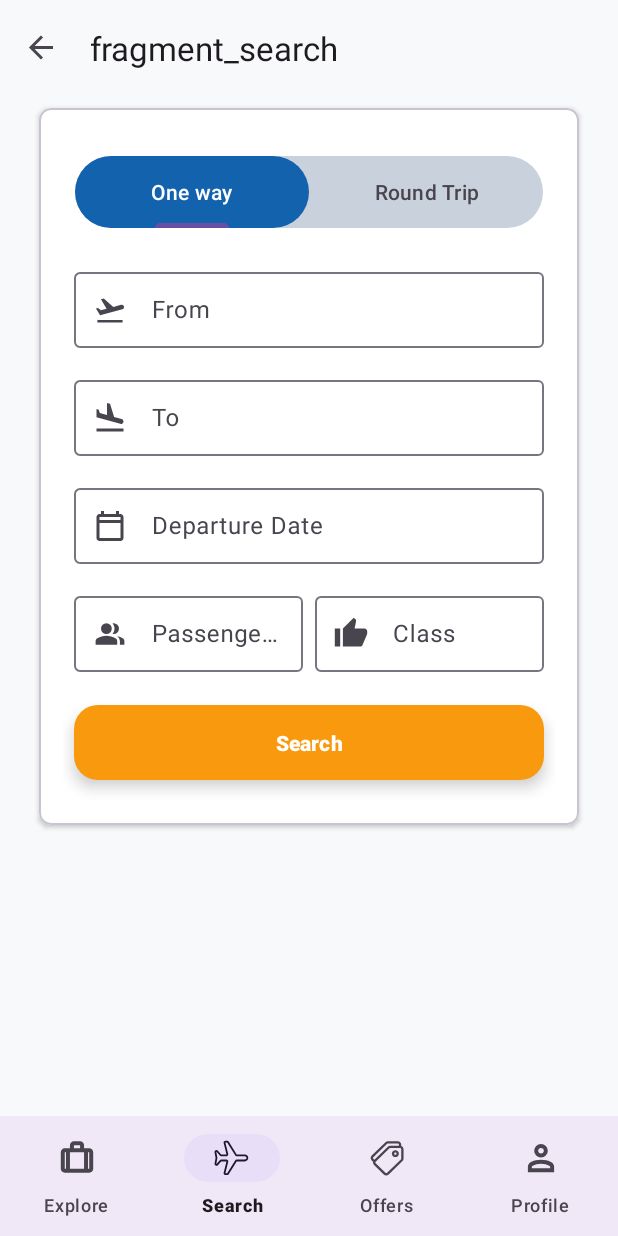
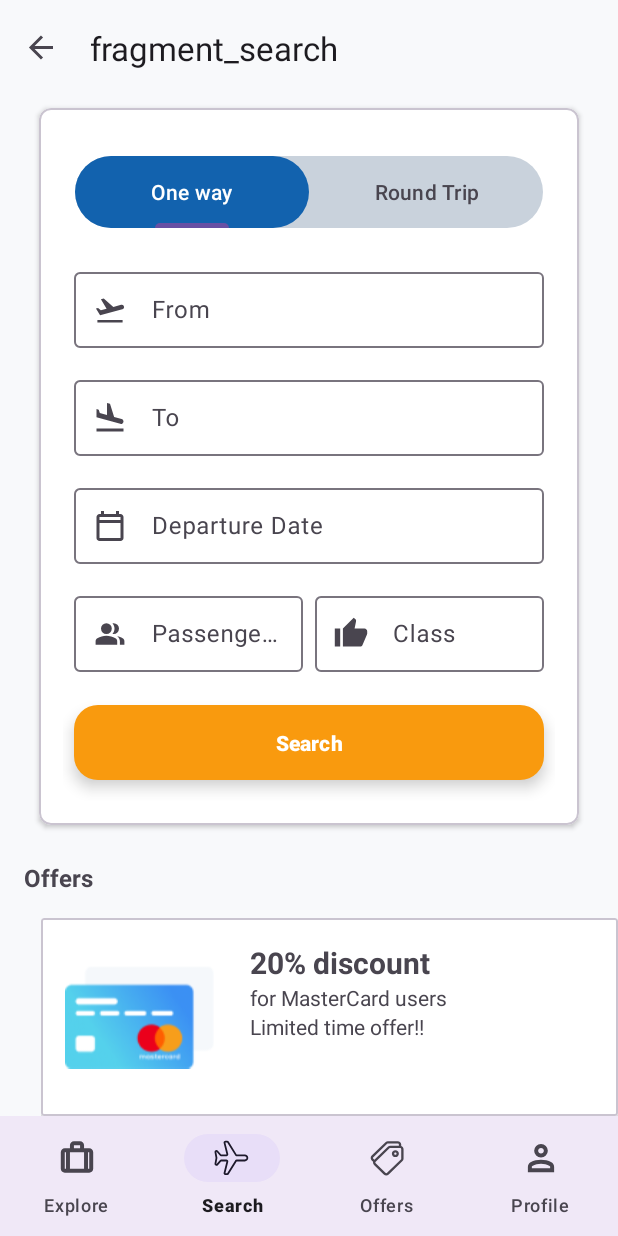
Before and after one commit to Ezequiellima10/TP3-Android-Parcial, an Android app: the screen it shows after launch (MainActivity), item 2 of the bottom bar chosen, on a phone screen of 412 x 824 dp. Run offline under Robolectric (Android 15) with nearby library versions, the phone set to English and light mode, and no system bars; our stand-ins replace navigation-ui; 1 statement that could not run was skipped.

Commit message:
Agregando recycler view offers

```diff
--- a/app/build.gradle.kts
+++ b/app/build.gradle.kts
@@ -51,6 +51,7 @@ dependencies {
     implementation(libs.androidx.fragment.ktx)
     implementation(libs.androidx.navigation.fragment.ktx)
     implementation(libs.androidx.navigation.ui.ktx)
+    implementation(libs.glide)
     testImplementation(libs.junit)
     androidTestImplementation(libs.androidx.junit)
     androidTestImplementation(libs.androidx.espresso.core)
--- a/app/src/main/java/com/example/appandoid/MainActivity.kt
+++ b/app/src/main/java/com/example/appandoid/MainActivity.kt
@@ -24,7 +24,7 @@ class MainActivity : AppCompatActivity() {
     private lateinit var navController: NavController
     private lateinit var binding: ActivityMainBinding
     private val fragmentsNavigation = setOf(
-        R.id.homeFragment,
+        R.id.homeFragment5,
         R.id.searchFragment,
         R.id.offersFragment,
         R.id.profileFragment
@@ -55,7 +55,7 @@ class MainActivity : AppCompatActivity() {
         navController.addOnDestinationChangedListener { _, destination: NavDestination, _ ->
 
             when (destination.id) {
-                R.id.homeFragment,
+                R.id.homeFragment5,
                 R.id.searchFragment,
                 R.id.offersFragment,
                 R.id.profileFragment
--- /dev/null
+++ b/app/src/main/java/com/example/appandoid/adapters/RecViewAdapterOffers.kt
@@ -0,0 +1,22 @@
+package com.example.appandoid.adapters
+
+import android.view.LayoutInflater
+import android.view.ViewGroup
+import androidx.recyclerview.widget.RecyclerView
+import com.example.appandoid.R
+import com.example.appandoid.holders.RecViewHolderOffers
+import com.example.appandoid.models.CardModel
+
+class RecViewAdapterOffers (private var cardList: List<CardModel>): RecyclerView.Adapter<RecViewHolderOffers>() {
+    override fun onCreateViewHolder(parent: ViewGroup, viewType: Int): RecViewHolderOffers {
+        val layoutInflater = LayoutInflater.from(parent.context)
+        return RecViewHolderOffers(layoutInflater.inflate(R.layout.item_cell, parent, false))
+    }
+
+    override fun getItemCount(): Int = cardList.size
+
+    override fun onBindViewHolder(holder: RecViewHolderOffers, position: Int) {
+        val item = cardList[position]
+        holder.render(item)
+    }
+}
--- a/app/src/main/java/com/example/appandoid/holders/Holder.kt
+++ /dev/null
@@ -1,4 +0,0 @@
-package com.example.appandoid.holders
-
-class Holder {
-}
--- /dev/null
+++ b/app/src/main/java/com/example/appandoid/holders/RecViewHolderOffers.kt
@@ -0,0 +1,23 @@
+package com.example.appandoid.holders
+
+import android.view.View
+import android.widget.ImageView
+import android.widget.TextView
+import androidx.recyclerview.widget.RecyclerView
+import com.bumptech.glide.Glide
+import com.example.appandoid.R
+import com.example.appandoid.models.CardModel
+
+class RecViewHolderOffers (view: View) : RecyclerView.ViewHolder(view) {
+    val img = view.findViewById<ImageView>(R.id.card_img)
+    val discount = view.findViewById<TextView>(R.id.discount)
+    val creditCardInfo = view.findViewById<TextView>(R.id.credit_card_info)
+    val offerEdition = view.findViewById<TextView>(R.id.offer_edition)
+
+    fun render(model: CardModel){
+        discount.text = model.discountText
+        creditCardInfo.text = model.cardInfoText
+        offerEdition.text = model.limitedOffer
+        Glide.with(img.context).load(model.imageResId).into(img)
+    }
+}
--- /dev/null
+++ b/app/src/main/java/com/example/appandoid/models/CardModel.kt
@@ -0,0 +1,8 @@
+package com.example.appandoid.models
+
+data class CardModel(
+    val imageResId: Int,
+    val discountText: String,
+    val cardInfoText : String,
+    val limitedOffer: String
+)
--- /dev/null
+++ b/app/src/main/java/com/example/appandoid/providers/CardProvider.kt
@@ -0,0 +1,23 @@
+package com.example.appandoid.providers
+
+import com.example.appandoid.R
+import com.example.appandoid.models.CardModel
+
+class CardProvider {
+    companion object{
+        val imagesList = listOf(
+            CardModel(
+                R.drawable.card2,
+                "20% discount",
+                "for MasterCard users",
+                "Limited time offer!!"
+            ),
+            CardModel(
+                R.drawable.card1,
+                "25% discount",
+                "with your Visa credit cards",
+                "Limited time offer!!"
+            )
+        )
+    }
+}
--- a/app/src/main/java/com/example/appandoid/ui/home/HomeFragment.kt
+++ b/app/src/main/java/com/example/appandoid/ui/home/HomeFragment.kt
@@ -35,7 +35,7 @@ class HomeFragment : Fragment() {
         savedInstanceState: Bundle?
     ): View? {
         // Inflate the layout for this fragment
-        return inflater.inflate(R.layout.fragment_home2, container, false)
+        return inflater.inflate(R.layout.home_fragment, container, false)
     }
 
     companion object {
--- a/app/src/main/java/com/example/appandoid/ui/search/SearchFragment.kt
+++ b/app/src/main/java/com/example/appandoid/ui/search/SearchFragment.kt
@@ -9,8 +9,11 @@ import android.view.ViewGroup
 import android.widget.Toast
 import androidx.appcompat.app.AlertDialog
 import androidx.navigation.fragment.findNavController
+import androidx.recyclerview.widget.LinearLayoutManager
 import com.example.appandoid.R
+import com.example.appandoid.adapters.RecViewAdapterOffers
 import com.example.appandoid.databinding.FragmentSearchBinding
+import com.example.appandoid.providers.CardProvider
 import com.google.android.material.textfield.TextInputLayout
 import java.time.LocalDate
 import java.time.format.DateTimeFormatter
@@ -31,6 +34,7 @@ class SearchFragment : Fragment() {
         savedInstanceState: Bundle?
     ): View? {
         _binding = FragmentSearchBinding.inflate(inflater, container, false)
+        initRecycleView()
         binding.searchBtn.setOnClickListener{
             if(validateForm()){
                 resetForm()
@@ -108,4 +112,10 @@ class SearchFragment : Fragment() {
             .show()
     }
 
+    private fun initRecycleView(){
+        val adapter = RecViewAdapterOffers(CardProvider.imagesList)
+        binding.offersRv.layoutManager = LinearLayoutManager(context, LinearLayoutManager.HORIZONTAL, false)
+        binding.offersRv.adapter = adapter
+    }
+
 }
--- a/app/src/main/res/layout/fragment_home.xml
+++ /dev/null
@@ -1,14 +0,0 @@
-<?xml version="1.0" encoding="utf-8"?>
-<FrameLayout xmlns:android="http://schemas.android.com/apk/res/android"
-    xmlns:tools="http://schemas.android.com/tools"
-    android:layout_width="match_parent"
-    android:layout_height="match_parent"
-    tools:context=".ui.HomeFragment">
-
-    <!-- TODO: Update blank fragment layout -->
-    <TextView
-        android:layout_width="match_parent"
-        android:layout_height="match_parent"
-        android:text="@string/hello_blank_fragment" />
-
-</FrameLayout>
--- a/app/src/main/res/layout/fragment_search.xml
+++ b/app/src/main/res/layout/fragment_search.xml
@@ -8,6 +8,10 @@
     android:background="@color/bkg_grey"
     android:orientation="vertical"
     tools:ignore="VisualLintBounds">
+
+    <androidx.core.widget.NestedScrollView
+        android:layout_width="match_parent"
+        android:layout_height="wrap_content">
 
         <com.google.android.material.card.MaterialCardView
             android:id="@+id/container"
@@ -153,6 +157,24 @@
 
         </com.google.android.material.card.MaterialCardView>
 
+    </androidx.core.widget.NestedScrollView>
+
+    <TextView
+        android:layout_width="match_parent"
+        android:layout_height="wrap_content"
+        android:layout_marginStart="16dp"
+        android:layout_marginBottom="8dp"
+        android:layout_marginTop="16dp"
+        android:text="@string/offers_txt"
+        android:textStyle="bold"
+        android:textSize="16sp"/>
+    <androidx.recyclerview.widget.RecyclerView
+        android:id="@+id/offers_rv"
+        android:layout_width="match_parent"
+        android:layout_height="wrap_content"
+        android:layout_marginTop="8dp"
+        android:layout_marginStart="27dp"
+        />
 
 
 </LinearLayout>
--- /dev/null
+++ b/app/src/main/res/layout/item_cell.xml
@@ -0,0 +1,50 @@
+<?xml version="1.0" encoding="utf-8"?>
+<com.google.android.material.card.MaterialCardView xmlns:android="http://schemas.android.com/apk/res/android"
+    android:layout_width="match_parent"
+    android:layout_height="wrap_content"
+    style="@style/CardView.Light">
+    <LinearLayout
+        android:layout_width="match_parent"
+        android:layout_height="wrap_content"
+        android:orientation="horizontal"
+        android:padding="16dp">
+
+        <ImageView
+            android:id="@+id/card_img"
+            android:layout_width="100dp"
+            android:layout_height="100dp"
+            />
+
+        <LinearLayout
+            android:layout_width="0dp"
+            android:layout_height="match_parent"
+            android:layout_weight="1"
+            android:orientation="vertical"
+            android:layout_marginStart="23dp">
+
+            <TextView
+                android:id="@+id/discount"
+                android:layout_width="wrap_content"
+                android:layout_height="wrap_content"
+                android:textSize="20sp"
+                android:textStyle="bold"
+                />
+
+            <TextView
+                android:id="@+id/credit_card_info"
+                android:layout_width="wrap_content"
+                android:layout_height="wrap_content"
+                />
+
+            <TextView
+                android:id="@+id/offer_edition"
+                android:layout_width="wrap_content"
+                android:layout_height="wrap_content"
+                />
+
+
+        </LinearLayout>
+    </LinearLayout>
+
+
+</com.google.android.material.card.MaterialCardView>
--- a/app/src/main/res/menu/bottom_nav_menu.xml
+++ b/app/src/main/res/menu/bottom_nav_menu.xml
@@ -1,7 +1,7 @@
 <?xml version="1.0" encoding="utf-8"?>
 <menu xmlns:android="http://schemas.android.com/apk/res/android">
     <item
-        android:id="@+id/homeFragment"
+        android:id="@+id/homeFragment5"
         android:icon="@drawable/ic_explore"
         android:title="@string/title_explore" />
 
--- a/app/src/main/res/navigation/nav_graph.xml
+++ b/app/src/main/res/navigation/nav_graph.xml
@@ -3,13 +3,8 @@
     xmlns:app="http://schemas.android.com/apk/res-auto"
     xmlns:tools="http://schemas.android.com/tools"
     android:id="@+id/nav_graph"
-    app:startDestination="@id/homeFragment">
+    app:startDestination="@id/homeFragment5">
 
-    <fragment
-        android:id="@+id/homeFragment"
-        android:name="com.example.appandoid.ui.home.HomeFragment"
-        android:label="fragment_home2"
-        tools:layout="@layout/fragment_home2" />
     <fragment
         android:id="@+id/offersFragment"
         android:name="com.example.appandoid.ui.offers.OffersFragment"
@@ -38,4 +33,9 @@
         android:name="com.example.appandoid.ui.results.ResultsFragment"
         android:label="fragment_results"
         tools:layout="@layout/fragment_results" />
+    <fragment
+        android:id="@+id/homeFragment5"
+        android:name="com.example.appandoid.ui.home.HomeFragment"
+        android:label="home_fragment"
+        tools:layout="@layout/home_fragment" />
 </navigation>
--- a/app/src/main/res/values/strings.xml
+++ b/app/src/main/res/values/strings.xml
@@ -15,4 +15,5 @@
     <string name="title_profile">Profile</string>
     <string name="close_app">Close App</string>
     <string name="copyright">Reserved Rights</string>
+    <string name="offers_txt">Offers</string>
 </resources>
--- a/gradle/libs.versions.toml
+++ b/gradle/libs.versions.toml
@@ -15,6 +15,7 @@ lifecycleViewmodelKtx = "2.8.0"
 fragmentKtx = "1.7.0"
 navigationFragmentKtx = "2.7.7"
 navigationUiKtx = "2.7.7"
+glide = "5.0.0-rc01"
 
 [libraries]
 androidx-core-ktx = { group = "androidx.core", name = "core-ktx", version.ref = "coreKtx" }
@@ -31,6 +32,7 @@ androidx-lifecycle-viewmodel-ktx = { group = "androidx.lifecycle", name = "lifec
 androidx-fragment-ktx = { group = "androidx.fragment", name = "fragment-ktx", version.ref = "fragmentKtx" }
 androidx-navigation-fragment-ktx = { group = "androidx.navigation", name = "navigation-fragment-ktx", version.ref = "navigationFragmentKtx" }
 androidx-navigation-ui-ktx = { group = "androidx.navigation", name = "navigation-ui-ktx", version.ref = "navigationUiKtx" }
+glide = { group = "com.github.bumptech.glide", name = "glide", version.ref = "glide" }
 
 [plugins]
 androidApplication = { id = "com.android.application", version.ref = "agp" }
```
Also changed, not shown: app/src/main/res/drawable/card1.png (added), app/src/main/res/drawable/card2.png (added), app/src/main/res/layout/home_fragment.xml (renamed from app/src/main/res/layout/fragment_home2.xml). Lines whose indentation alone changed are shown as unchanged.
